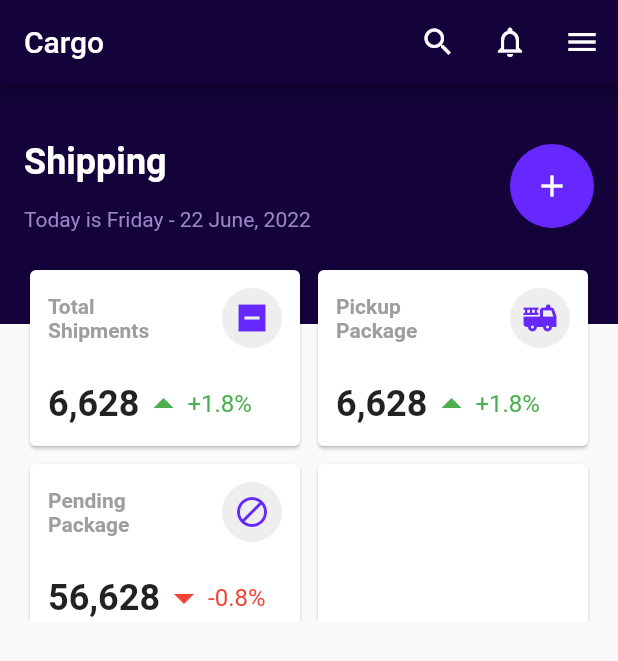
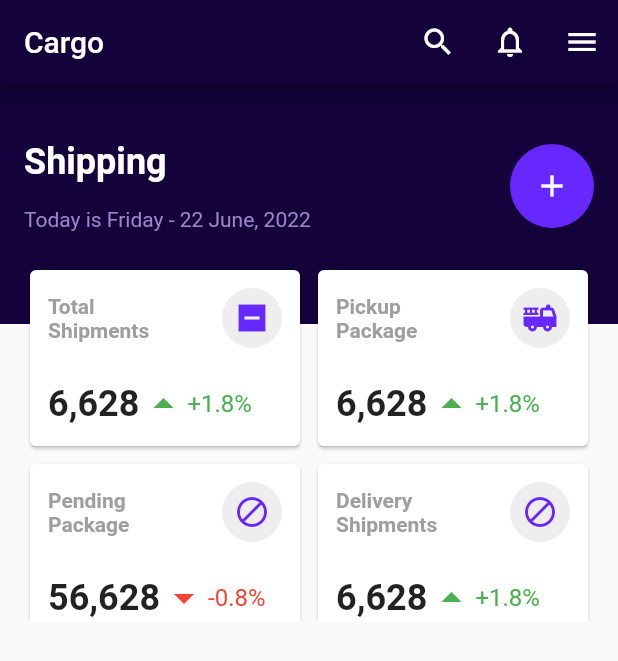
Before and after one commit to JAICHANGPARK/flutter_notebook_chapter_24, a Flutter app: the CargoShippingMainPage screen opened directly, on a phone screen of 412 x 824 dp. Shown: the top 661 px of the screen. Run offline on Flutter 3.47's test engine with Material 2 defaults, Android fonts, the phone set to English and light mode, and no system bars.

Commit message:
Update cargo_shipping_main_page.dart

```diff
--- a/lib/ep1351_cargo_shipping_app/view/cargo_shipping_main_page.dart
+++ b/lib/ep1351_cargo_shipping_app/view/cargo_shipping_main_page.dart
@@ -251,7 +251,59 @@ class _CargoShippingMainPageState extends State<CargoShippingMainPage> {
                             ),
                           ),
                         ),
-                        const Card(),
+                        Card(
+                          child: Padding(
+                            padding: const EdgeInsets.all(12.0),
+                            child: Column(
+                              mainAxisAlignment: MainAxisAlignment.spaceBetween,
+                              children: [
+                                Row(
+                                  mainAxisAlignment: MainAxisAlignment.spaceBetween,
+                                  children: [
+                                    const Expanded(
+                                      child: Text(
+                                        "Delivery\nShipments",
+                                        maxLines: 2,
+                                        style: TextStyle(
+                                          color: Colors.grey,
+                                          fontWeight: FontWeight.bold,
+                                        ),
+                                      ),
+                                    ),
+                                    CircleAvatar(
+                                      backgroundColor: Colors.grey[200],
+                                      foregroundColor: _accentColor,
+                                      child: const Icon(Icons.block),
+                                    ),
+                                  ],
+                                ),
+                                Row(
+                                  children: const [
+                                    Text(
+                                      "6,628",
+                                      style: TextStyle(
+                                        fontSize: 24,
+                                        fontWeight: FontWeight.bold,
+                                      ),
+                                    ),
+                                    Icon(
+                                      Icons.arrow_drop_up,
+                                      color: Colors.green,
+                                      size: 32,
+                                    ),
+                                    Text(
+                                      "+1.8%",
+                                      style: TextStyle(
+                                        color: Colors.green,
+                                        fontSize: 16,
+                                      ),
+                                    )
+                                  ],
+                                )
+                              ],
+                            ),
+                          ),
+                        ),
                       ],
                     ),
                   )
```
